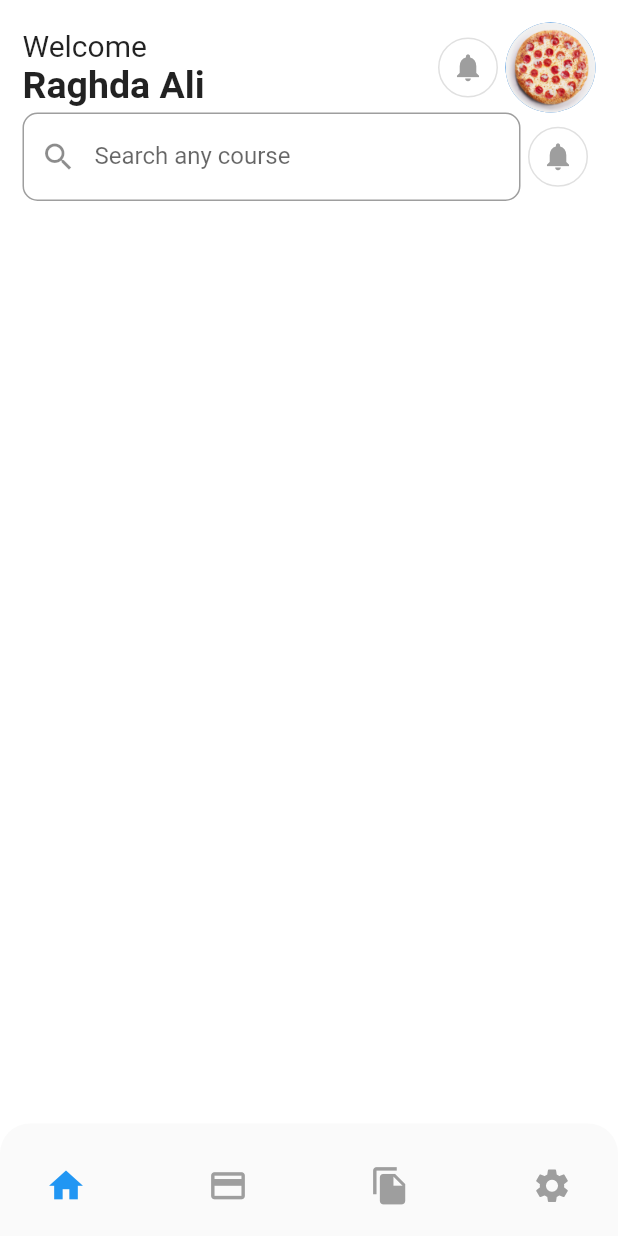
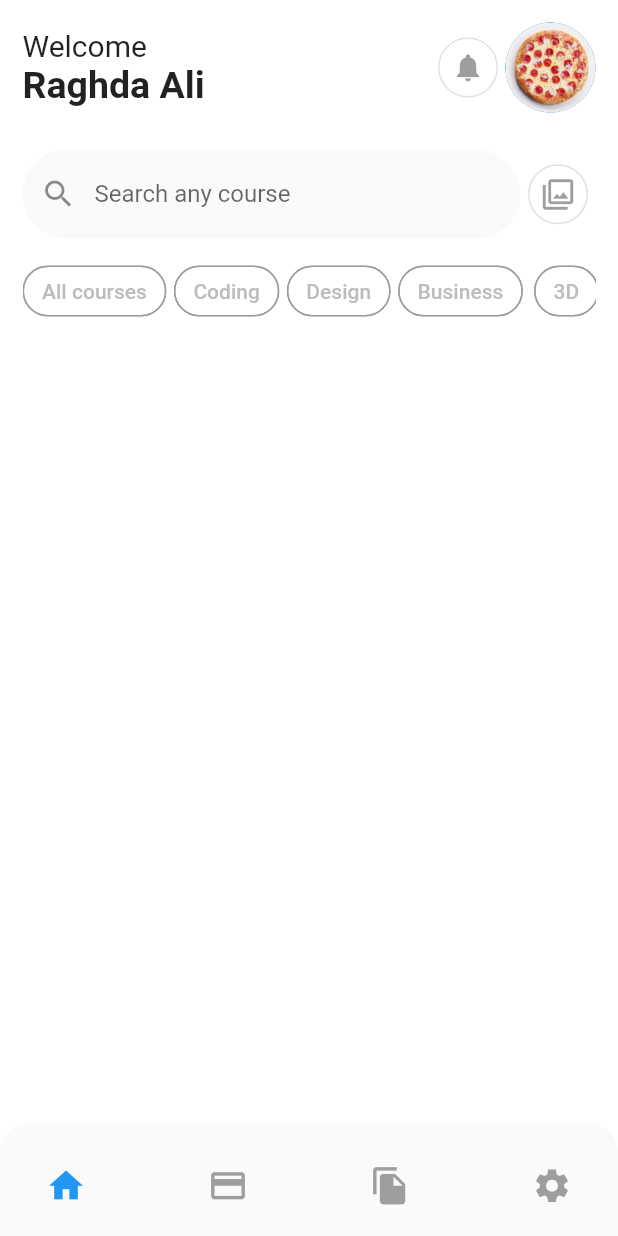
Before and after one commit to raghda-ali/UI-Designs, a Flutter app: the screen it shows after launch, on a phone screen of 412 x 824 dp. Run offline on Flutter 3.47's test engine with Material 2 defaults, Android fonts, the phone set to English and light mode, and no system bars; our stand-ins replace auto_size_text, bloc, device_preview, flutter_bloc, smooth_page_indicator.

Commit message:
filter courses.

```diff
--- /dev/null
+++ b/lib/business_logic/cubits/courses/courses_cubit.dart
@@ -0,0 +1,16 @@
+
+import 'package:bloc/bloc.dart';
+import 'package:meta/meta.dart';
+
+part 'courses_state.dart';
+
+class CoursesCubit extends Cubit<CoursesState> {
+  CoursesCubit() : super(CoursesInitial());
+  bool isSelected = false;
+
+  void selectCourse() {
+    isSelected = !isSelected;
+    print(isSelected);
+    emit(ChangeFilteredCourses());
+  }
+}
--- /dev/null
+++ b/lib/business_logic/cubits/courses/courses_state.dart
@@ -0,0 +1,7 @@
+part of 'courses_cubit.dart';
+
+@immutable
+abstract class CoursesState {}
+
+class CoursesInitial extends CoursesState {}
+class ChangeFilteredCourses extends CoursesState{}
--- /dev/null
+++ b/lib/data/models/course_model.dart
@@ -0,0 +1,25 @@
+class CourseModel {
+  final String name;
+
+  // final bool isSelected;
+
+  CourseModel({
+    required this.name,
+    // required this.isSelected,
+  });
+}
+
+List<CourseModel> courses = [
+  CourseModel(name: "All courses", ),
+      // isSelected: true),
+  CourseModel(name: "Coding",),
+      // isSelected: false),
+  CourseModel(name: "Design",),
+      // isSelected: false),
+  CourseModel(name: "Business", ),
+      // isSelected: false),
+  CourseModel(name: "3D", ),
+      // isSelected: false),
+  CourseModel(name: "Design",),
+      // isSelected: false),
+];
--- a/lib/main.dart
+++ b/lib/main.dart
@@ -1,6 +1,7 @@
 import 'package:device_preview/device_preview.dart';
 import 'package:flutter/material.dart';
 import 'package:flutter_bloc/flutter_bloc.dart';
+import 'package:ui_design/business_logic/cubits/courses/courses_cubit.dart';
 import 'package:ui_design/business_logic/cubits/page_view/page_view_cubit.dart';
 import 'package:ui_design/business_logic/utility/app_bloc_observer.dart';
 import 'package:ui_design/presentation/router/router_imports.dart';
@@ -29,6 +30,7 @@ class MyApp extends StatelessWidget {
           create: (context) => PageViewCubit(),
         ),
         BlocProvider(create: (create) => BottomNavigationBarCubit()),
+        BlocProvider(create: (create) => CoursesCubit()),
       ],
       child: MaterialApp(
         onGenerateRoute: appRouter?.generateRoute,
--- a/lib/presentation/screens/challenge3/online_courses.dart
+++ b/lib/presentation/screens/challenge3/online_courses.dart
@@ -1,4 +1,9 @@
+import 'package:flutter/cupertino.dart';
 import 'package:flutter/material.dart';
+import 'package:flutter_bloc/flutter_bloc.dart';
+import 'package:ui_design/business_logic/cubits/courses/courses_cubit.dart';
+import 'package:ui_design/data/models/course_model.dart';
+import 'package:ui_design/presentation/screens/challenge3/widgets/filter_items.dart';
 import 'package:ui_design/resoures.dart';
 
 class OnlineCourses extends StatelessWidget {
@@ -6,6 +11,7 @@ class OnlineCourses extends StatelessWidget {
 
   @override
   Widget build(BuildContext context) {
+    final courseCubit = BlocProvider.of<CoursesCubit>(context);
     return SafeArea(
       child: Padding(
         padding: const EdgeInsets.all(15),
@@ -17,7 +23,8 @@ class OnlineCourses extends StatelessWidget {
                 Column(
                   crossAxisAlignment: CrossAxisAlignment.start,
                   children: const [
-                    Text("Welcome",
+                    Text(
+                      "Welcome",
                       style: TextStyle(
                         fontSize: 20,
                       ),
@@ -58,18 +65,32 @@ class OnlineCourses extends StatelessWidget {
                 )
               ],
             ),
+            SizedBox(
+              height: 25,
+            ),
             Row(
-              // mainAxisAlignment: MainAxisAlignment.spaceBetween,
+              mainAxisAlignment: MainAxisAlignment.spaceBetween,
               children: [
-                 Expanded(
+                Expanded(
                   child: TextField(
                     decoration: InputDecoration(
                       labelText: "Search any course",
-                      fillColor: Colors.red,
+                      fillColor: Colors.grey[50],
+                      filled: true,
                       prefixIcon: const Icon(Icons.search_outlined),
                       border: OutlineInputBorder(
-                        borderRadius: BorderRadius.circular(10),
-                      )
+                        borderRadius: BorderRadius.circular(30),
+                      ),
+                      focusedBorder: OutlineInputBorder(
+                        borderSide: const BorderSide(color: Colors.white),
+                        borderRadius: BorderRadius.circular(25.7),
+                      ),
+                      enabledBorder: OutlineInputBorder(
+                        borderSide: const BorderSide(
+                          color: Colors.transparent,
+                        ),
+                        borderRadius: BorderRadius.circular(30),
+                      ),
                     ),
                   ),
                 ),
@@ -84,14 +105,27 @@ class OnlineCourses extends StatelessWidget {
                   child: IconButton(
                     onPressed: () {},
                     icon: const Icon(
-                      Icons.notifications,
+                      Icons.filter,
                       size: 22,
                       color: Colors.grey,
                     ),
                   ),
                 ),
               ],
-            )
+            ),
+            SizedBox(
+              height: 70,
+              width: MediaQuery.of(context).size.width,
+              child: ListView.builder(
+                shrinkWrap: true,
+                scrollDirection: Axis.horizontal,
+                itemCount: courses.length,
+                itemBuilder: (context, index) => FilterItems(
+                  courseName: courses[index].name,
+                ),
+              ),
+            ),
+
           ],
         ),
       ),
--- /dev/null
+++ b/lib/presentation/screens/challenge3/widgets/filter_items.dart
@@ -0,0 +1,44 @@
+import 'package:flutter/material.dart';
+import 'package:flutter_bloc/flutter_bloc.dart';
+import 'package:ui_design/business_logic/cubits/courses/courses_cubit.dart';
+
+class FilterItems extends StatelessWidget {
+  final String courseName;
+
+  const FilterItems({
+    Key? key,
+    required this.courseName,
+  }) : super(key: key);
+
+  @override
+  Widget build(BuildContext context) {
+    final courseCubit = BlocProvider.of<CoursesCubit>(context);
+    return Row(
+      children: [
+        BlocBuilder<CoursesCubit, CoursesState>(
+          builder: (context, state) {
+            return FilterChip(
+              label: Text(
+                courseName,
+                style:  TextStyle(
+                  color: courseCubit.isSelected == false ? Colors.grey[400] : Colors.white,
+                ),
+              ),
+              checkmarkColor: Colors.white,
+              selected: courseCubit.isSelected,
+              backgroundColor: Colors.white,
+              selectedColor: Colors.green,
+              shape: const StadiumBorder(side: BorderSide(color: Colors.grey)),
+              onSelected: (v) {
+                courseCubit.selectCourse();
+              },
+            );
+          },
+        ),
+        const SizedBox(
+          width: 5,
+        ),
+      ],
+    );
+  }
+}
```
